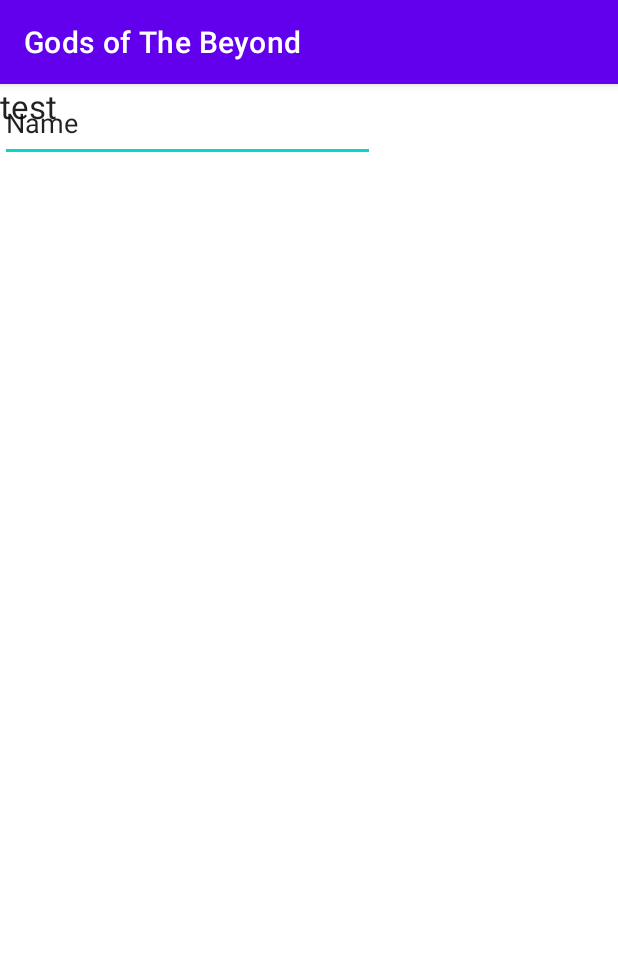
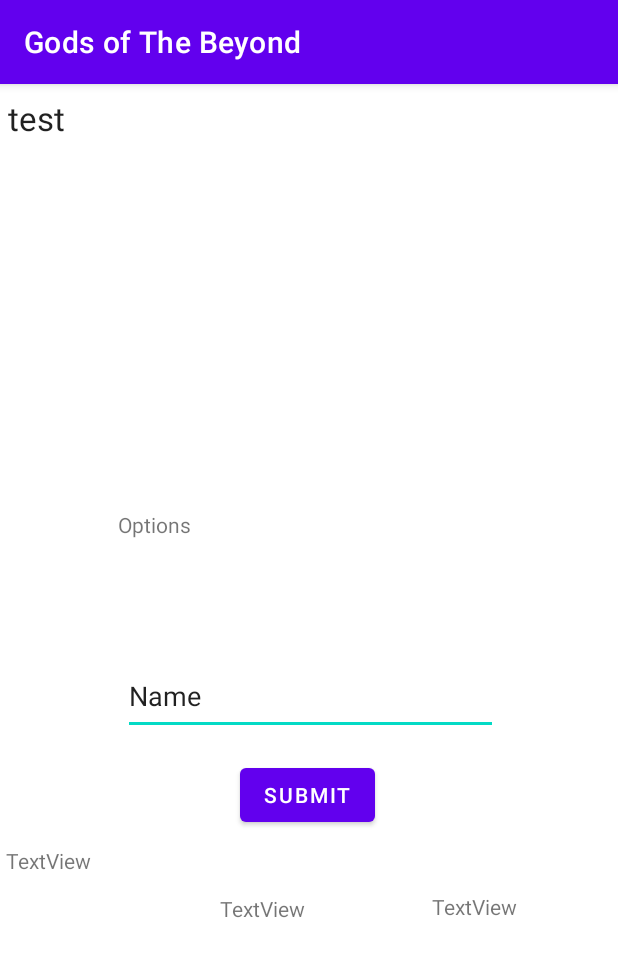
Before and after one commit to TayvenSudweeks/Gods-of-the-beyond, an Android app: the screen it shows after launch (MainActivity), on a phone screen of 412 x 824 dp. Shown: the top 957 px of the screen. Run offline under Robolectric (Android 15) with nearby library versions, the phone set to English and light mode, and no system bars.

Commit message:
Start project

```diff
--- a/app/src/main/java/com/example/godsofthebeyond/Armor.java
+++ b/app/src/main/java/com/example/godsofthebeyond/Armor.java
@@ -2,6 +2,16 @@ package com.example.godsofthebeyond;
 
 public class Armor {
     private int physDef, magDef, evade;
+    private String jobReq;
+
+    Armor(String armorName){
+        if(armorName == ""){
+            this.physDef = 4;
+            this.magDef = 2;
+            this.evade = 5;
+            this.jobReq = "";
+        }
+    }
 
     public int getEvade() {
         return evade;
--- a/app/src/main/java/com/example/godsofthebeyond/MainActivity.java
+++ b/app/src/main/java/com/example/godsofthebeyond/MainActivity.java
@@ -3,19 +3,46 @@ package com.example.godsofthebeyond;
 import androidx.appcompat.app.AppCompatActivity;
 
 import android.os.Bundle;
+import android.view.View;
+import android.widget.EditText;
+import android.widget.TextView;
 import android.widget.Toast;
 
 public class MainActivity extends AppCompatActivity {
 
     public String options;
+    public String input;
+    EditText etInput;
+    TextView output, tvOptions, char1, char2, char3;
 
     @Override
     protected void onCreate(Bundle savedInstanceState) {
         super.onCreate(savedInstanceState);
         setContentView(R.layout.activity_main);
 
+        OnInit();
+
     }
 
+    public void OnInit(){
+        output = findViewById(R.id.tvOutput);
+        tvOptions = findViewById(R.id.tvOptions);
+        char1 = findViewById(R.id.tvChar1);
+        char2 = findViewById(R.id.tvChar2);
+        char3 = findViewById(R.id.tvChar3);
+        etInput = findViewById(R.id.etInput);
+    }
 
+    public void gameStart(){
+
+        output.setText("You find yourself in a massive church, covered in haunting markings");
+        tvOptions.setText("Knight, Alchemist, Hunter, Grappler, Mercenary");
+
+    }
+
+    public void SubmitText(View view){
+        input = etInput.getText().toString().toLowerCase();
+        currentEvent();
+    }
 
 }
--- a/app/src/main/res/layout/activity_main.xml
+++ b/app/src/main/res/layout/activity_main.xml
@@ -7,21 +7,78 @@
     tools:context=".MainActivity">
 
     <TextView
-        android:id="@+id/textView"
+        android:id="@+id/tvOutput"
         android:layout_width="401dp"
         android:layout_height="264dp"
+        android:layout_marginStart="5dp"
+        android:layout_marginTop="8dp"
         android:text="test"
         android:textAppearance="@style/TextAppearance.AppCompat.Large"
-        tools:layout_editor_absoluteX="5dp"
-        tools:layout_editor_absoluteY="8dp" />
+        app:layout_constraintStart_toStartOf="parent"
+        app:layout_constraintTop_toTopOf="parent" />
 
     <EditText
-        android:id="@+id/editTextTextPersonName"
+        android:id="@+id/etInput"
         android:layout_width="250dp"
         android:layout_height="52dp"
+        android:layout_marginTop="16dp"
+        android:layout_marginEnd="80dp"
         android:ems="10"
         android:inputType="textPersonName"
         android:text="Name"
-        tools:layout_editor_absoluteX="80dp"
-        tools:layout_editor_absoluteY="454dp" />
+        app:layout_constraintEnd_toEndOf="parent"
+        app:layout_constraintTop_toBottomOf="@+id/tvOptions" />
+
+    <TextView
+        android:id="@+id/tvOptions"
+        android:layout_width="253dp"
+        android:layout_height="82dp"
+        android:layout_marginTop="12dp"
+        android:layout_marginEnd="80dp"
+        android:text="Options"
+        app:layout_constraintEnd_toEndOf="parent"
+        app:layout_constraintTop_toBottomOf="@+id/tvOutput" />
+
+    <TextView
+        android:id="@+id/tvChar1"
+        android:layout_width="146dp"
+        android:layout_height="227dp"
+        android:layout_marginStart="4dp"
+        android:layout_marginTop="74dp"
+        android:text="TextView"
+        app:layout_constraintStart_toStartOf="parent"
+        app:layout_constraintTop_toBottomOf="@+id/etInput" />
+
+    <TextView
+        android:id="@+id/tvChar2"
+        android:layout_width="141dp"
+        android:layout_height="224dp"
+        android:layout_marginStart="1dp"
+        android:layout_marginBottom="4dp"
+        android:text="TextView"
+        app:layout_constraintBottom_toBottomOf="parent"
+        app:layout_constraintEnd_toStartOf="@+id/tvChar3"
+        app:layout_constraintStart_toEndOf="@+id/tvChar1" />
+
+    <TextView
+        android:id="@+id/tvChar3"
+        android:layout_width="123dp"
+        android:layout_height="222dp"
+        android:layout_marginEnd="6dp"
+        android:layout_marginBottom="7dp"
+        android:text="TextView"
+        app:layout_constraintBottom_toBottomOf="parent"
+        app:layout_constraintEnd_toEndOf="parent"
+        app:layout_constraintStart_toEndOf="@+id/tvChar2" />
+
+    <Button
+        android:id="@+id/button"
+        android:layout_width="wrap_content"
+        android:layout_height="wrap_content"
+        android:layout_marginStart="160dp"
+        android:layout_marginTop="16dp"
+        android:onClick="SubmitText"
+        android:text="Submit"
+        app:layout_constraintStart_toStartOf="parent"
+        app:layout_constraintTop_toBottomOf="@+id/etInput" />
 </androidx.constraintlayout.widget.ConstraintLayout>
```
Also changed, not shown: 1 other file.
